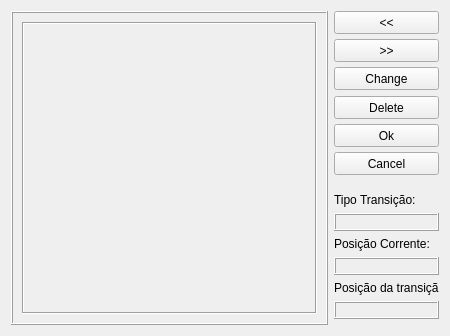
First picture: the form in DEV/Interface/transitionEdit.ui, repository fabriciols/m-fit, before the edit.
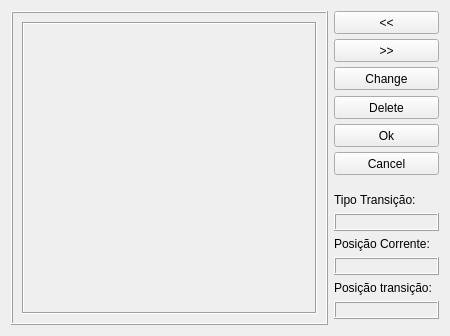
Second picture: the form after the edit.

What changed in the file:
```diff
--- a/DEV/Interface/transitionEdit.ui
+++ b/DEV/Interface/transitionEdit.ui
@@ -149,7 +149,7 @@
       </size>
      </property>
      <property name="text" >
-      <string>Posição da transição: </string>
+      <string>Posição transição: </string>
      </property>
     </widget>
    </item>
```
